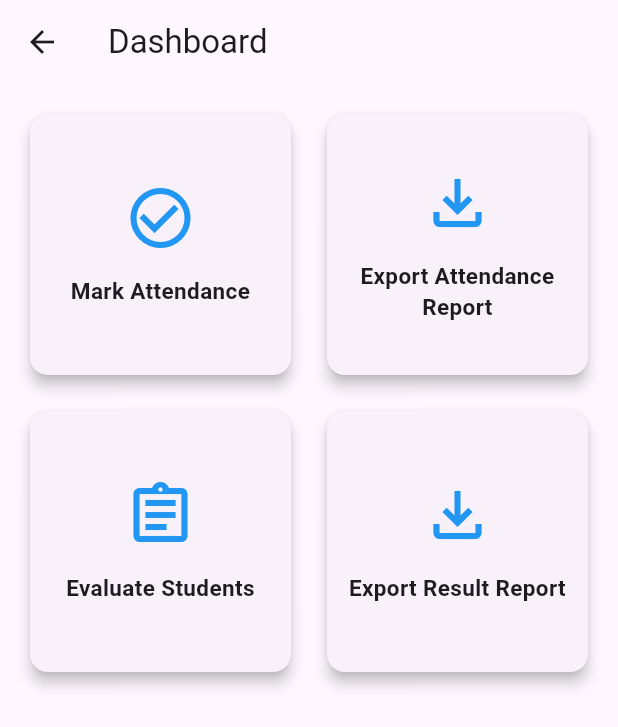
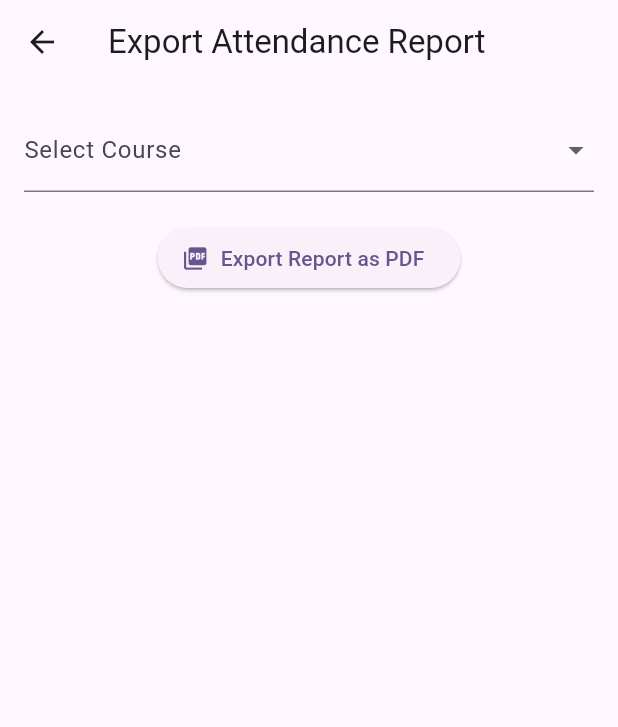
Before and after one commit to aabdulrafay/EduSmart, a Flutter app: the TeacherDashboard screen opened directly, after a tap on "Export Attendance Report", on a phone screen of 412 x 824 dp. Shown: the top 727 px of the screen. Run offline on Flutter 3.47's test engine with Material 3 defaults, Android fonts, the phone set to English and light mode, and no system bars; our stand-ins replace pdf, printing.

Commit message:
Added Export Attendance

```diff
--- a/lib/main.dart
+++ b/lib/main.dart
@@ -11,7 +11,7 @@ class MyApp extends StatelessWidget {
   @override
   Widget build(BuildContext context) {
     return MaterialApp(
-      title: 'Flutter Demo',
+      title: 'EduSmart - App',
       theme: ThemeData(
         // This is the theme of your application.
         //
--- /dev/null
+++ b/lib/teacherpages/Attendance/export_attendance.dart
@@ -0,0 +1,189 @@
+import 'package:flutter/material.dart';
+import 'package:pdf/pdf.dart';
+import 'package:pdf/widgets.dart' as pw;
+import 'package:printing/printing.dart';
+
+class ExportAttendanceScreen extends StatefulWidget {
+  const ExportAttendanceScreen({super.key});
+
+  @override
+  State<ExportAttendanceScreen> createState() => _ExportAttendanceScreenState();
+}
+
+class _ExportAttendanceScreenState extends State<ExportAttendanceScreen> {
+  final String teacherName = 'Mr. Ali Khan';
+  final String teacherEmail = 'teacher@riphah.edu.pk';
+  final String session = 'Fall 2025';
+
+  final Map<String, Map<String, List<Map<String, String>>>> attendanceData = {
+    'Mobile Application Development': {
+      '2025-10-01': [
+        {'id': '101', 'name': 'Ali', 'status': 'P'},
+        {'id': '102', 'name': 'Hassan', 'status': 'A'},
+        {'id': '103', 'name': 'Sara', 'status': 'P'},
+      ],
+      '2025-10-08': [
+        {'id': '101', 'name': 'Ali', 'status': 'A'},
+        {'id': '102', 'name': 'Hassan', 'status': 'P'},
+        {'id': '103', 'name': 'Sara', 'status': 'P'},
+      ],
+      '2025-10-15': [
+        {'id': '101', 'name': 'Ali', 'status': 'P'},
+        {'id': '102', 'name': 'Hassan', 'status': 'P'},
+        {'id': '103', 'name': 'Sara', 'status': 'A'},
+      ],
+    },
+    'Web Programming': {
+      '2025-10-02': [
+        {'id': '201', 'name': 'Usman', 'status': 'P'},
+        {'id': '202', 'name': 'Rafay', 'status': 'A'},
+        {'id': '203', 'name': 'Ayesha', 'status': 'P'},
+      ],
+    },
+  };
+
+  final Map<String, String> classTimings = {
+    'Mobile Application Development': '09:00 AM - 10:00 AM',
+    'Web Programming': '10:00 AM - 11:00 AM',
+  };
+
+  String? selectedCourse;
+
+  Future<void> _generatePdf(BuildContext context) async {
+    if (selectedCourse == null) {
+      ScaffoldMessenger.of(context).showSnackBar(
+        const SnackBar(content: Text('Please select a course first')),
+      );
+      return;
+    }
+
+    final course = selectedCourse!;
+    final classTime = classTimings[course]!;
+    final pdf = pw.Document();
+
+    final dates = attendanceData[course]!.keys.toList()..sort();
+
+    // Collect all unique students
+    final students = attendanceData[course]!.values
+        .expand((list) => list)
+        .fold<Map<String, String>>({}, (map, student) {
+      map[student['id']!] = student['name']!;
+      return map;
+    });
+
+    final headers = ['ID', 'Name', ...dates];
+
+    final dataRows = students.entries.map((entry) {
+      final id = entry.key;
+      final name = entry.value;
+      final statuses = dates.map((date) {
+        final record = attendanceData[course]![date]!
+            .firstWhere((s) => s['id'] == id, orElse: () => {'status': '-'});
+        return record['status']!;
+      }).toList();
+
+      return [id, name, ...statuses];
+    }).toList();
+
+    pdf.addPage(
+      pw.MultiPage(
+        orientation: pw.PageOrientation.landscape,
+        margin: const pw.EdgeInsets.all(20),
+        build: (context) => [
+          pw.Center(
+            child: pw.Column(
+              children: [
+                pw.Text('Riphah International University',
+                    style: pw.TextStyle(
+                        fontSize: 18, fontWeight: pw.FontWeight.bold)),
+                pw.SizedBox(height: 4),
+                pw.Text('Session: $session', style: const pw.TextStyle(fontSize: 12)),
+                pw.SizedBox(height: 6),
+                pw.Text('Course: $course', style: const pw.TextStyle(fontSize: 12)),
+                pw.Text('Teacher: $teacherName', style: const pw.TextStyle(fontSize: 12)),
+                pw.Text('Class Time: $classTime',
+                    style: const pw.TextStyle(fontSize: 12)),
+                pw.SizedBox(height: 10),
+              ],
+            ),
+          ),
+
+          // ✅ Center + Auto-fit the table nicely
+          pw.Center(
+            child: pw.Container(
+              alignment: pw.Alignment.center,
+              child: pw.FittedBox(
+                fit: pw.BoxFit.scaleDown,
+                child: pw.Table.fromTextArray(
+                  headers: headers,
+                  data: dataRows,
+                  border: pw.TableBorder.all(width: 0.5),
+                  headerDecoration:
+                  const pw.BoxDecoration(color: PdfColors.grey300),
+                  headerStyle: pw.TextStyle(
+                      fontWeight: pw.FontWeight.bold, fontSize: 10),
+                  cellStyle: const pw.TextStyle(fontSize: 9),
+                  cellAlignment: pw.Alignment.center,
+                ),
+              ),
+            ),
+          ),
+
+          pw.SizedBox(height: 10),
+          pw.Row(
+            mainAxisAlignment: pw.MainAxisAlignment.spaceBetween,
+            children: [
+              pw.Text('Exported by: $teacherEmail',
+                  style: const pw.TextStyle(fontSize: 9)),
+              pw.Text('Generated: ${DateTime.now().toLocal()}',
+                  style: const pw.TextStyle(fontSize: 9)),
+            ],
+          ),
+        ],
+        footer: (context) => pw.Align(
+          alignment: pw.Alignment.centerRight,
+          child: pw.Text(
+            'Page ${context.pageNumber}',
+            style: const pw.TextStyle(fontSize: 9),
+          ),
+        ),
+      ),
+    );
+
+    final fileName = '${course.replaceAll(' ', '_')}_$session.pdf';
+
+    await Printing.layoutPdf(
+      name: fileName,
+      onLayout: (PdfPageFormat format) async => pdf.save(),
+    );
+  }
+
+  @override
+  Widget build(BuildContext context) {
+    return Scaffold(
+      appBar: AppBar(title: const Text('Export Attendance Report')),
+      body: Padding(
+        padding: const EdgeInsets.all(16),
+        child: Column(
+          children: [
+            DropdownButtonFormField<String>(
+              decoration: const InputDecoration(labelText: 'Select Course'),
+              value: selectedCourse,
+              items: attendanceData.keys
+                  .map((course) =>
+                  DropdownMenuItem(value: course, child: Text(course)))
+                  .toList(),
+              onChanged: (value) => setState(() => selectedCourse = value),
+            ),
+            const SizedBox(height: 20),
+            ElevatedButton.icon(
+              icon: const Icon(Icons.picture_as_pdf),
+              label: const Text('Export Report as PDF'),
+              onPressed: () => _generatePdf(context),
+            ),
+          ],
+        ),
+      ),
+    );
+  }
+}
--- a/lib/teacherpages/dashboard_view.dart
+++ b/lib/teacherpages/dashboard_view.dart
@@ -1,5 +1,6 @@
 import 'package:flutter/material.dart';
 import 'package:edusmart/teacherpages/Attendance/mark_attendance.dart';
+import 'package:edusmart/teacherpages/Attendance/export_attendance.dart';
 
 class TeacherDashboard extends StatelessWidget {
   const TeacherDashboard({super.key});
@@ -33,7 +34,12 @@ class TeacherDashboard extends StatelessWidget {
                 icon: Icons.file_download_outlined,
                 title: 'Export Attendance Report',
                 context: context,
-                onTap: () {},
+                onTap: () {
+                  Navigator.push(
+                    context,
+                    MaterialPageRoute(builder: (context) => const ExportAttendanceScreen()),
+                  );
+                },
               ),
               _buildFeatureCard(
                 icon: Icons.assignment_outlined,
--- a/pubspec.yaml
+++ b/pubspec.yaml
@@ -30,6 +30,8 @@ environment:
 dependencies:
   flutter:
     sdk: flutter
+  pdf: ^3.10.7
+  printing: ^5.12.0
 
   # The following adds the Cupertino Icons font to your application.
   # Use with the CupertinoIcons class for iOS style icons.
```
Also changed, not shown: pubspec.lock.
